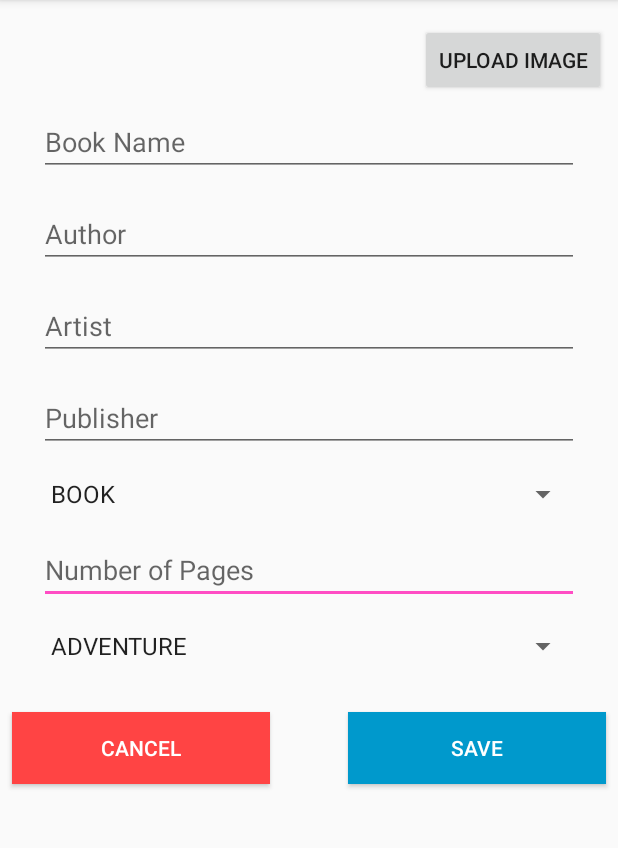
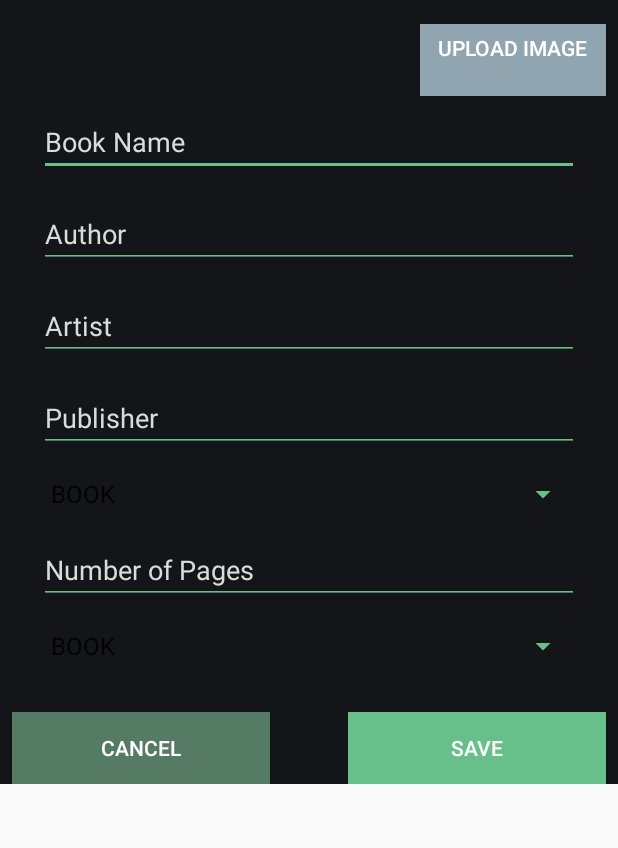
Before and after one commit to pedrohff/ReadingTime, an Android app: the BookNewActivity screen opened directly, with no data from a screen before it, on a phone screen of 412 x 824 dp, the part 84-932 px from its top. Run offline under Robolectric (Android 15) with nearby library versions, the phone set to English and light mode, and no system bars; our stand-ins replace Firebase (no records; nobody signed in at launch, a user with empty details on screens opened directly), data binding; network calls fail.

Commit message:
strings & colors xml organization

```diff
--- a/app/src/main/AndroidManifest.xml
+++ b/app/src/main/AndroidManifest.xml
@@ -21,7 +21,7 @@
         </activity>
         <activity
             android:name=".ui.booknew.BookNewActivity"
-            android:screenOrientation="portrait" />
+            android:screenOrientation="portrait"/>
         <activity
             android:name=".ui.recording.RecordActivity"
             android:screenOrientation="portrait" />
--- a/app/src/main/java/com/readingtime/ui/booknew/BookNewActivity.kt
+++ b/app/src/main/java/com/readingtime/ui/booknew/BookNewActivity.kt
@@ -33,7 +33,7 @@ class BookNewActivity : AppCompatActivity(), AdapterView.OnItemSelectedListener,
         setContentView(R.layout.activity_new_book)
 
         val binding: ActivityNewBookBinding = DataBindingUtil.setContentView(this, R.layout.activity_new_book)
-        window.setSoftInputMode(WindowManager.LayoutParams.SOFT_INPUT_ADJUST_PAN) //TODO review
+        window.setSoftInputMode(WindowManager.LayoutParams.SOFT_INPUT_ADJUST_RESIZE) //TODO review
 
         presenter = BookNewPresenter(this)
         binding.book = Book()
@@ -45,12 +45,12 @@ class BookNewActivity : AppCompatActivity(), AdapterView.OnItemSelectedListener,
 
     private fun initAdapters() {
         spType.onItemSelectedListener = this
-        val adapterTypes = ArrayAdapter(this, android.R.layout.simple_spinner_item, types)
+        val adapterTypes = ArrayAdapter(this, android.R.layout.simple_spinner_item, BookTypes.values())
         adapterTypes.setDropDownViewResource(android.R.layout.simple_spinner_dropdown_item)
         spType.adapter = adapterTypes
 
         spCategory.onItemSelectedListener = this
-        val adapterCategory = ArrayAdapter(this, android.R.layout.simple_spinner_item, categories)
+        val adapterCategory = ArrayAdapter(this, android.R.layout.simple_spinner_item, BookTypes.values())
         adapterCategory.setDropDownViewResource(android.R.layout.simple_spinner_dropdown_item)
         spCategory.adapter = adapterCategory
     }
--- a/app/src/main/res/layout/activity_new_book.xml
+++ b/app/src/main/res/layout/activity_new_book.xml
@@ -6,28 +6,52 @@
     <data>
         <variable name="book" type="com.readingtime.model.Book"/>
     </data>
+    <ScrollView
+        android:layout_width="match_parent"
+        android:layout_height="match_parent">
         <android.support.constraint.ConstraintLayout
             android:layout_width="match_parent"
             android:layout_height="match_parent"
-        android:scrollbars="vertical"
+            android:background="@color/background"
             tools:context="com.readingtime.ui.booknew.BookNewActivity">
 
-        <EditText
-            android:id="@+id/etPages"
-            android:layout_width="360dp"
+            <Button
+                android:id="@+id/btUpload"
+                android:background="@color/button_accent"
+                android:textColor="@color/text_white"
+                android:layout_width="wrap_content"
+                android:paddingHorizontal="12dp"
+                android:paddingTop="6dp"
+                android:gravity="top"
                 android:layout_height="wrap_content"
+                android:layout_marginEnd="8dp"
+                android:layout_marginRight="8dp"
                 android:layout_marginTop="16dp"
-            android:digits="1234567890 "
-            android:ems="10"
-            android:hint="@string/num_pages"
-            android:inputType="numberDecimal"
-            app:layout_constraintLeft_toLeftOf="parent"
-            app:layout_constraintRight_toRightOf="parent"
-            app:layout_constraintTop_toBottomOf="@+id/spType" />
+                android:text="@string/upload_image"
+                app:layout_constraintEnd_toEndOf="parent"
+                app:layout_constraintTop_toTopOf="parent" />
 
+            <TextView
+                android:id="@+id/tvFilesize"
+                android:layout_width="wrap_content"
+                android:layout_height="wrap_content"
+                android:layout_marginBottom="6dp"
+                android:layout_marginEnd="8dp"
+                android:layout_marginStart="8dp"
+                android:elevation="5dp"
+                android:gravity="end"
+                android:textAlignment="textEnd"
+                android:textColor="@color/text_white"
+                app:layout_constraintBottom_toBottomOf="@+id/btUpload"
+                app:layout_constraintEnd_toEndOf="@+id/btUpload"
+                app:layout_constraintStart_toStartOf="@+id/btUpload"
+                tools:text="File Size: 256mb" />
 
             <EditText
                 android:id="@+id/etName"
+                android:textColor="@color/text_grey"
+                android:textColorHint="@color/text_grey"
+                android:backgroundTint="@color/greenaccent"
                 android:layout_width="360dp"
                 android:layout_height="wrap_content"
                 android:layout_marginEnd="8dp"
@@ -44,7 +68,28 @@
                 app:layout_constraintTop_toBottomOf="@+id/btUpload" />
 
             <EditText
+                android:id="@+id/etAuthor"
+                android:textColor="@color/text_grey"
+                android:textColorHint="@color/text_grey"
+                android:backgroundTint="@color/greenaccent"
+                android:layout_width="360dp"
+                android:layout_height="wrap_content"
+                android:layout_marginEnd="8dp"
+                android:layout_marginStart="8dp"
+                android:layout_marginTop="16dp"
+                android:ems="10"
+                android:hint="@string/book_author"
+                android:inputType="textCapWords"
+                android:text="@={book.author}"
+                app:layout_constraintEnd_toEndOf="parent"
+                app:layout_constraintStart_toStartOf="parent"
+                app:layout_constraintTop_toBottomOf="@+id/etName" />
+
+            <EditText
                 android:id="@+id/etArtist"
+                android:textColor="@color/text_grey"
+                android:textColorHint="@color/text_grey"
+                android:backgroundTint="@color/greenaccent"
                 android:layout_width="360dp"
                 android:layout_height="wrap_content"
                 android:layout_marginTop="16dp"
@@ -58,6 +103,9 @@
 
             <EditText
                 android:id="@+id/etPublisher"
+                android:textColor="@color/text_grey"
+                android:textColorHint="@color/text_grey"
+                android:backgroundTint="@color/greenaccent"
                 android:layout_width="360dp"
                 android:layout_height="wrap_content"
                 android:layout_marginTop="16dp"
@@ -69,49 +117,11 @@
                 app:layout_constraintRight_toRightOf="parent"
                 app:layout_constraintTop_toBottomOf="@+id/etArtist" />
 
-        <EditText
-            android:id="@+id/etAuthor"
-            android:layout_width="360dp"
-            android:layout_height="wrap_content"
-            android:layout_marginEnd="8dp"
-            android:layout_marginStart="8dp"
-            android:layout_marginTop="16dp"
-            android:ems="10"
-            android:hint="@string/book_author"
-            android:inputType="textCapWords"
-            android:text="@={book.author}"
-            app:layout_constraintEnd_toEndOf="parent"
-            app:layout_constraintStart_toStartOf="parent"
-            app:layout_constraintTop_toBottomOf="@+id/etName" />
-
-        <Button
-            android:id="@+id/btSave"
-            android:layout_width="172dp"
-            android:layout_height="wrap_content"
-            android:layout_marginEnd="8dp"
-            android:layout_marginRight="8dp"
-            android:layout_marginTop="32dp"
-            android:background="@android:color/holo_blue_dark"
-            android:text="@string/save"
-            android:textColor="@android:color/background_light"
-            app:layout_constraintEnd_toEndOf="parent"
-            app:layout_constraintTop_toBottomOf="@+id/spCategory" />
-
-        <Button
-            android:id="@+id/btCancel"
-            android:layout_width="172dp"
-            android:layout_height="wrap_content"
-            android:layout_marginLeft="8dp"
-            android:layout_marginStart="8dp"
-            android:layout_marginTop="32dp"
-            android:background="@android:color/holo_red_light"
-            android:text="@string/cancel"
-            android:textColor="@android:color/background_light"
-            app:layout_constraintStart_toStartOf="parent"
-            app:layout_constraintTop_toBottomOf="@+id/spCategory" />
-
             <Spinner
                 android:id="@+id/spType"
+                android:textColor="@color/text_grey"
+                android:textColorHint="@color/text_grey"
+                android:backgroundTint="@color/greenaccent"
                 android:layout_width="360dp"
                 android:layout_height="wrap_content"
                 android:layout_marginEnd="8dp"
@@ -121,8 +131,25 @@
                 app:layout_constraintStart_toStartOf="parent"
                 app:layout_constraintTop_toBottomOf="@+id/etPublisher" />
 
+            <EditText
+                android:id="@+id/etPages"
+                android:textColor="@color/text_grey"
+                android:textColorHint="@color/text_grey"
+                android:backgroundTint="@color/greenaccent"
+                android:layout_width="360dp"
+                android:layout_height="wrap_content"
+                android:layout_marginTop="16dp"
+                android:hint="@string/num_pages"
+                android:inputType="numberDecimal"
+                app:layout_constraintLeft_toLeftOf="parent"
+                app:layout_constraintRight_toRightOf="parent"
+                app:layout_constraintTop_toBottomOf="@+id/spType" />
+
             <Spinner
                 android:id="@+id/spCategory"
+                android:textColor="@color/text_grey"
+                android:textColorHint="@color/text_grey"
+                android:backgroundTint="@color/greenaccent"
                 android:layout_width="360dp"
                 android:layout_height="wrap_content"
                 android:layout_marginEnd="8dp"
@@ -132,29 +159,37 @@
                 app:layout_constraintStart_toStartOf="parent"
                 app:layout_constraintTop_toBottomOf="@+id/etPages" />
 
+
             <Button
-            android:id="@+id/btUpload"
-            android:layout_width="wrap_content"
+                android:id="@+id/btCancel"
+                android:layout_width="172dp"
                 android:layout_height="wrap_content"
-            android:layout_marginEnd="8dp"
-            android:layout_marginRight="8dp"
-            android:layout_marginTop="16dp"
-            android:text="Upload Image"
-            app:layout_constraintEnd_toEndOf="parent"
-            app:layout_constraintTop_toTopOf="parent" />
+                android:layout_marginLeft="8dp"
+                android:layout_marginStart="8dp"
+                android:layout_marginTop="32dp"
+                android:background="@color/button_secondary"
+                android:text="@string/cancel"
+                android:textColor="@android:color/background_light"
+                app:layout_constraintStart_toStartOf="parent"
+                app:layout_constraintTop_toBottomOf="@+id/spCategory" />
 
-        <TextView
-            android:id="@+id/tvFilesize"
-            android:layout_width="wrap_content"
+            <Button
+                android:id="@+id/btSave"
+                android:layout_width="172dp"
                 android:layout_height="wrap_content"
                 android:layout_marginEnd="8dp"
                 android:layout_marginRight="8dp"
                 android:layout_marginTop="32dp"
-            android:gravity="end"
-            android:textAlignment="textEnd"
-            app:layout_constraintEnd_toStartOf="@+id/btUpload"
-            app:layout_constraintTop_toTopOf="parent"
-            tools:text="File Size: 256mb" />
+                android:background="@color/button_primary"
+                android:text="@string/save"
+                android:textColor="@android:color/background_light"
+                app:layout_constraintEnd_toEndOf="parent"
+                app:layout_constraintTop_toBottomOf="@+id/spCategory" />
+
+
+
+
 
         </android.support.constraint.ConstraintLayout>
+    </ScrollView>
 </layout>
--- a/app/src/main/res/layout/activity_record.xml
+++ b/app/src/main/res/layout/activity_record.xml
@@ -41,7 +41,7 @@
             android:layout_marginBottom="28dp"
             android:layout_marginLeft="16dp"
             android:layout_marginStart="16dp"
-            android:background="@color/red1"
+            android:background="@color/button_red"
             android:text="@string/cancel"
             android:textColor="@color/cardview_light_background"
             app:layout_constraintBottom_toBottomOf="parent"
--- a/app/src/main/res/values/colors.xml
+++ b/app/src/main/res/values/colors.xml
@@ -4,25 +4,37 @@
     <color name="colorPrimaryDark">#50a772</color>
     <color name="colorAccent">#ff4dc4</color>
     <color name="ye1">#ffed4d</color>
-    <color name="red1">#ff4d53</color>
 
-    <color name="hours_read">#90a5af</color>
-    <color name="percentage20">#91a992</color>
-    <color name="percentage40">#86B673</color>
-    <color name="percentage60">#7BC355</color>
-    <color name="percentage80">#6FD036</color>
-    <color name="percentage100">#64dd17</color>
 
+    <!--SKELLETON (delete?)-->
     <color name="skeleton_primary">#1378d185</color>
     <color name="skeleton_secondary">#233523</color>
+
+    <!--LAYOUT-->
     <color name="white">#ffffff</color>
     <color name="transparentbg">#B2141518</color><!--B2 = 70% = 0.7*255 to HEX-->
     <color name="background">#141518</color>
     <color name="backgroundLighter">#1b1c1d</color>
     <color name="greybackground">#5d6360</color>
-    <color name="greyaccent">#67c08a</color>
+    <color name="greenaccent">#67c08a</color>
     <color name="brownaccent">#948079</color>
-    <color name="greyfont">#dadcdb</color>
     <color name="bluelight">#90a5af</color>
     <color name="green">#67c08a</color>
+
+    <!--TEXT-->
+    <color name="text_white">#fff</color>
+    <color name="text_grey">#dadcdb</color>
+    <color name="text_hours_read">#90a5af</color>
+    <color name="text_percentage20">#91a992</color>
+    <color name="text_percentage40">#86B673</color>
+    <color name="text_percentage60">#7BC355</color>
+    <color name="text_percentage80">#6FD036</color>
+    <color name="text_percentage100">#64dd17</color>
+
+    <!--BUTTONS-->
+    <color name="button_primary">#67c08a</color>
+    <color name="button_secondary">#567b64</color>
+    <color name="button_accent">#90a5af</color>
+    <color name="button_red">#ff4d53</color>
+    <color name="button_green">#91a992</color>
 </resources>
--- a/app/src/main/res/values/strings.xml
+++ b/app/src/main/res/values/strings.xml
@@ -25,5 +25,13 @@
     <string name="send">Send</string>
     <string name="hours_read">Time Read</string>
     <string name="progress">Progress</string>
+    <string name="upload_image">Upload Image</string>
+
+        <!--BOOK CATEGORIES-->
+
+
+        <!--BOOK TYPES-->
+        <string name="booktype_book">Book</string>
+        <string name="booktype_graphicnovel">Graphic Novel</string>
 
 </resources>
```
Also changed, not shown: app/src/main/java/com/readingtime/extensions/Ext.kt (+5 -5 lines), app/src/main/java/com/readingtime/model/Enums.kt (+17 -0 lines), app/src/main/res/layout/activity_main.xml (+6 -6 lines), app/src/main/res/layout/item_book.xml (+4 -4 lines), 1 other file. Lines whose indentation alone changed are shown as unchanged.
